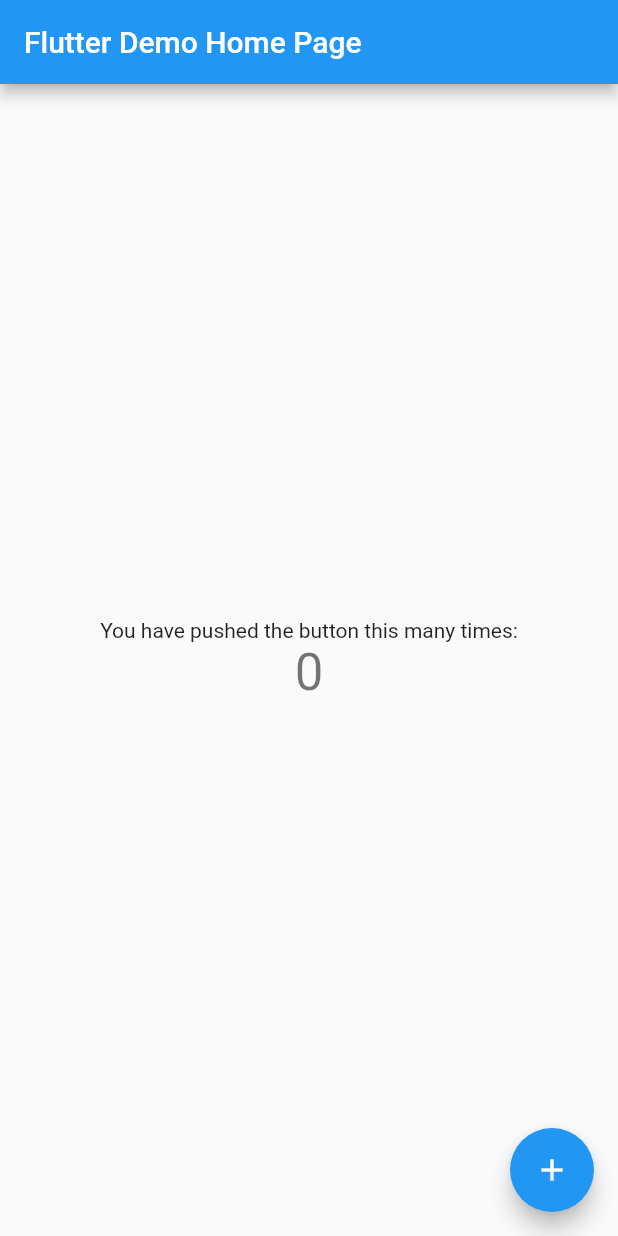
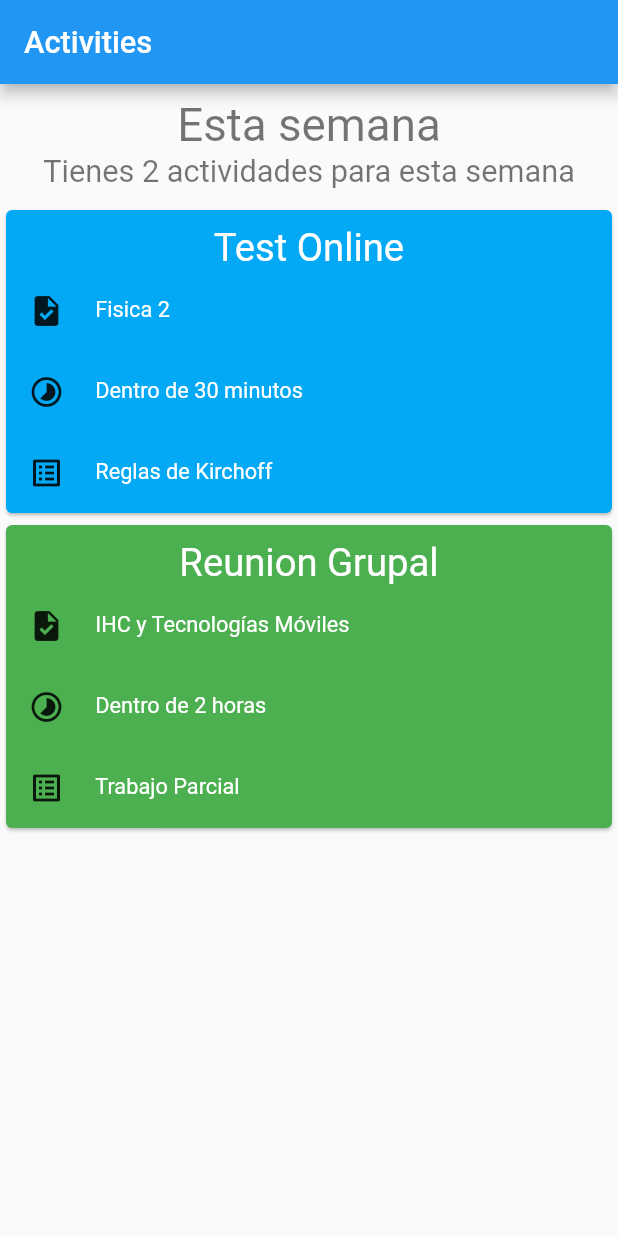
Before and after one commit to youniversityupc/android, a Flutter app: the screen it shows after launch, on a phone screen of 412 x 824 dp. Run offline on Flutter 3.47's test engine with Material 2 defaults, Android fonts, the phone set to English and light mode, and no system bars; Roboto replaces fonts that are missing (Arial).

Commit message:
feat: added activity widget

```diff
--- /dev/null
+++ b/lib/activities/widgets/activity.widget.dart
@@ -0,0 +1,99 @@
+import 'package:flutter/material.dart';
+
+class ActivityWidget extends StatelessWidget {
+  const ActivityWidget({super.key});
+
+  @override
+  Widget build(BuildContext context) {
+    return Scaffold(
+      appBar: AppBar(
+        title: const Text("Activities", style: TextStyle(fontFamily: "Roboto", fontSize: 20.5, color: Colors.white))
+      ),
+      body: Center(
+        child: Column(
+          children: <Widget>[
+            Container(
+              margin: const EdgeInsetsDirectional.all(10.0),
+              child: Column(
+                children: const <Widget> [
+                  Text("Esta semana", style: TextStyle(fontFamily: "Arial", fontSize: 30.5, color: Colors.black54), textAlign: TextAlign.start,),
+                  Text("Tienes 2 actividades para esta semana", style: TextStyle(fontFamily: "Arial", fontSize: 20.5, color: Colors.black54), textAlign: TextAlign.justify,),
+                ]
+              ),
+            ),
+            const Activity(taskName: "Test Online", courseName: "Fisica 2", remainingTime: "Dentro de 30 minutos", topicTheme: "Reglas de Kirchoff", backgroundColor: Colors.lightBlue),
+            const Activity(taskName: "Reunion Grupal", courseName: "IHC y Tecnologías Móviles", remainingTime: "Dentro de 2 horas", topicTheme: "Trabajo Parcial", backgroundColor: Colors.green)
+          ]
+        )
+      )
+    );
+  }
+
+}
+
+class Activity extends StatelessWidget {
+  final String taskName;
+  final String courseName;
+  final String remainingTime;
+  final String topicTheme;
+  final Color backgroundColor;
+  const Activity(
+  {
+    Key? key,
+    required this.taskName,
+    required this.courseName,
+    required this.remainingTime,
+    required this.topicTheme,
+    required this.backgroundColor
+  }) : super(key: key);
+
+  @override
+  Widget build(BuildContext context) {
+    return Card(
+      color: backgroundColor,
+      child: Column(
+        children: <Widget>[
+          Container(
+            margin: const EdgeInsets.only(top: 10.0),
+            child: Text(taskName, style: const TextStyle(fontFamily: "Roboto", fontSize: 25.5, color: Colors.white)),
+          ),
+          Container(
+            margin: const EdgeInsets.all(15.0),
+            child: Row(
+                      children: <Widget>[
+                        const Icon(Icons.task),
+                        Container(
+                          margin: const EdgeInsets.only(left: 20.5),
+                          child: Text(courseName, style: const TextStyle(fontFamily: "Roboto", fontSize: 14.5, color: Colors.white))
+                        )
+                      ]
+                    )
+          ),
+          Container(
+            margin: const EdgeInsets.all(15.0),
+            child: Row(
+                      children: <Widget>[
+                        const Icon(Icons.timelapse),
+                        Container(
+                          margin: const EdgeInsets.only(left: 20.5),
+                          child: Text(remainingTime, style: const TextStyle(fontFamily: "Roboto", fontSize: 14.5, color: Colors.white))
+                        )
+                      ]
+                    )
+          ),
+          Container(
+            margin: const EdgeInsets.all(15.0),
+            child: Row(
+                      children: <Widget>[
+                        const Icon(Icons.list_alt),
+                        Container(
+                          margin: const EdgeInsets.only(left: 20.5),
+                          child: Text(topicTheme, style: const TextStyle(fontFamily: "Roboto", fontSize: 14.5, color: Colors.white))
+                        )
+                      ]
+                    )
+          )
+        ]),
+    );
+  }
+}
--- a/lib/main.dart
+++ b/lib/main.dart
@@ -1,4 +1,5 @@
 import 'package:flutter/material.dart';
+import 'activities/widgets/activity.widget.dart';
 
 void main() {
   runApp(const MyApp());
@@ -24,92 +25,7 @@ class MyApp extends StatelessWidget {
         // is not restarted.
         primarySwatch: Colors.blue,
       ),
-      home: const MyHomePage(title: 'Flutter Demo Home Page'),
+      home: const ActivityWidget(),
     );
   }
 }
-
-class MyHomePage extends StatefulWidget {
-  const MyHomePage({super.key, required this.title});
-
-  // This widget is the home page of your application. It is stateful, meaning
-  // that it has a State object (defined below) that contains fields that affect
-  // how it looks.
-
-  // This class is the configuration for the state. It holds the values (in this
-  // case the title) provided by the parent (in this case the App widget) and
-  // used by the build method of the State. Fields in a Widget subclass are
-  // always marked "final".
-
-  final String title;
-
-  @override
-  State<MyHomePage> createState() => _MyHomePageState();
-}
-
-class _MyHomePageState extends State<MyHomePage> {
-  int _counter = 0;
-
-  void _incrementCounter() {
-    setState(() {
-      // This call to setState tells the Flutter framework that something has
-      // changed in this State, which causes it to rerun the build method below
-      // so that the display can reflect the updated values. If we changed
-      // _counter without calling setState(), then the build method would not be
-      // called again, and so nothing would appear to happen.
-      _counter++;
-    });
-  }
-
-  @override
-  Widget build(BuildContext context) {
-    // This method is rerun every time setState is called, for instance as done
-    // by the _incrementCounter method above.
-    //
-    // The Flutter framework has been optimized to make rerunning build methods
-    // fast, so that you can just rebuild anything that needs updating rather
-    // than having to individually change instances of widgets.
-    return Scaffold(
-      appBar: AppBar(
-        // Here we take the value from the MyHomePage object that was created by
-        // the App.build method, and use it to set our appbar title.
-        title: Text(widget.title),
-      ),
-      body: Center(
-        // Center is a layout widget. It takes a single child and positions it
-        // in the middle of the parent.
-        child: Column(
-          // Column is also a layout widget. It takes a list of children and
-          // arranges them vertically. By default, it sizes itself to fit its
-          // children horizontally, and tries to be as tall as its parent.
-          //
-          // Invoke "debug painting" (press "p" in the console, choose the
-          // "Toggle Debug Paint" action from the Flutter Inspector in Android
-          // Studio, or the "Toggle Debug Paint" command in Visual Studio Code)
-          // to see the wireframe for each widget.
-          //
-          // Column has various properties to control how it sizes itself and
-          // how it positions its children. Here we use mainAxisAlignment to
-          // center the children vertically; the main axis here is the vertical
-          // axis because Columns are vertical (the cross axis would be
-          // horizontal).
-          mainAxisAlignment: MainAxisAlignment.center,
-          children: <Widget>[
-            const Text(
-              'You have pushed the button this many times:',
-            ),
-            Text(
-              '$_counter',
-              style: Theme.of(context).textTheme.headline4,
-            ),
-          ],
-        ),
-      ),
-      floatingActionButton: FloatingActionButton(
-        onPressed: _incrementCounter,
-        tooltip: 'Increment',
-        child: const Icon(Icons.add),
-      ), // This trailing comma makes auto-formatting nicer for build methods.
-    );
-  }
-}
```
